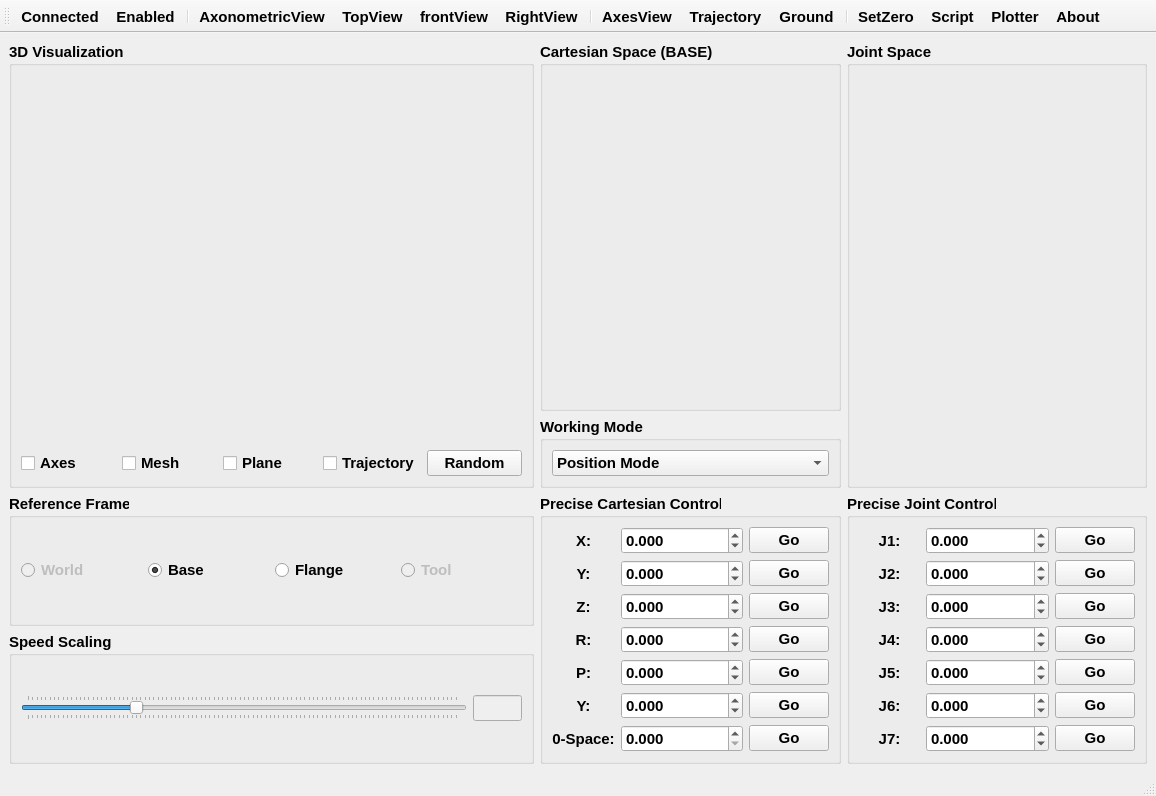
thinkexist1989/rocos-viz, file src/RocosMainWindow.ui: the form before one commit.
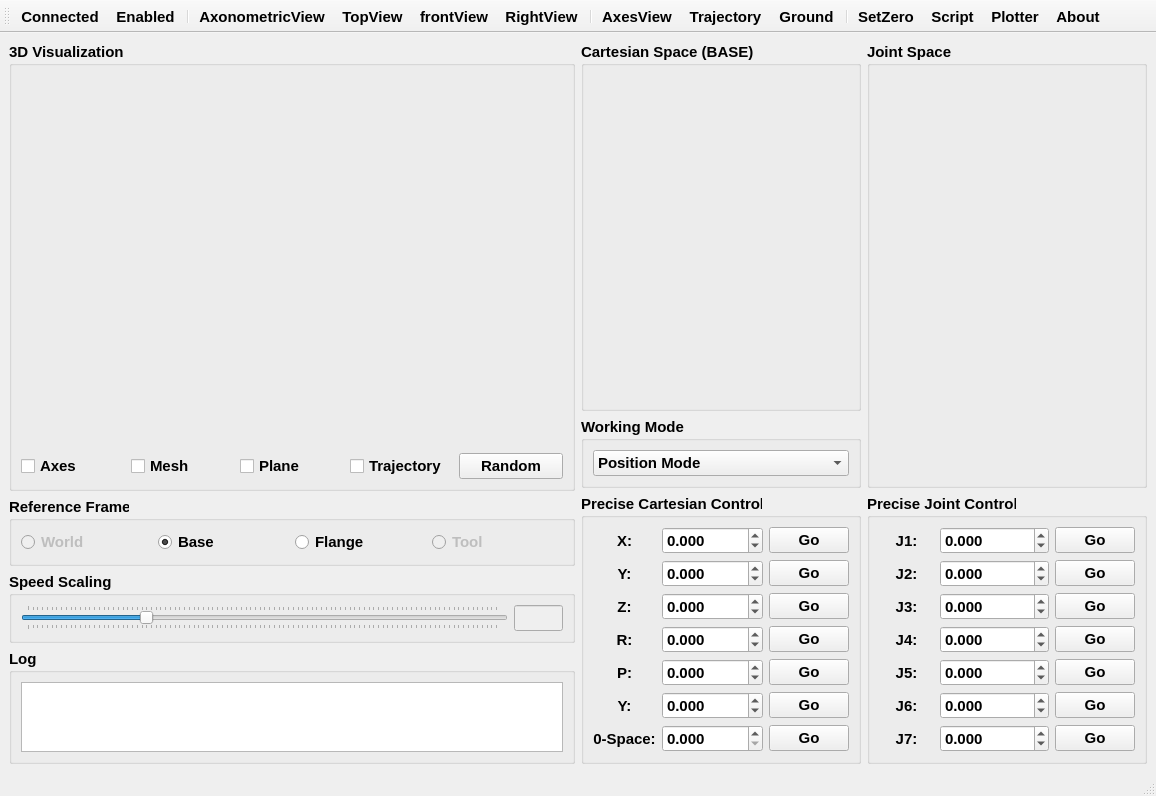
The form after the commit. Icons and pictures are not drawn. Custom widgets are drawn as their Qt base class.

The edit to the form file:
```diff
--- a/src/RocosMainWindow.ui
+++ b/src/RocosMainWindow.ui
@@ -23,312 +23,10 @@
    <string>ROCOS-MainWindow</string>
   </property>
   <widget class="QWidget" name="centralwidget">
-   <layout class="QGridLayout" name="gridLayout_4" rowstretch="8,1,2,2" columnstretch="35,20,20">
-    <item row="2" column="1" rowspan="2">
-     <widget class="QGroupBox" name="preciseCartesianGroupBox">
-      <property name="title">
-       <string>Precise Cartesian Control</string>
-      </property>
-      <layout class="QGridLayout" name="gridLayout_8" columnstretch="3,6,2">
+   <layout class="QGridLayout" name="gridLayout_10">
        <item row="0" column="0">
-        <widget class="QLabel" name="label">
-         <property name="text">
-          <string>X:</string>
-         </property>
-         <property name="alignment">
-          <set>Qt::AlignCenter</set>
-         </property>
-        </widget>
-       </item>
-       <item row="0" column="1">
-        <widget class="QDoubleSpinBox" name="doubleSpinBox">
-         <property name="decimals">
-          <number>3</number>
-         </property>
-         <property name="minimum">
-          <double>-99.989999999999995</double>
-         </property>
-        </widget>
-       </item>
-       <item row="0" column="2">
-        <widget class="QPushButton" name="pushButton_2">
-         <property name="text">
-          <string>Go</string>
-         </property>
-        </widget>
-       </item>
-       <item row="1" column="0">
-        <widget class="QLabel" name="label_2">
-         <property name="text">
-          <string>Y:</string>
-         </property>
-         <property name="alignment">
-          <set>Qt::AlignCenter</set>
-         </property>
-        </widget>
-       </item>
-       <item row="1" column="1">
-        <widget class="QDoubleSpinBox" name="doubleSpinBox_2">
-         <property name="decimals">
-          <number>3</number>
-         </property>
-         <property name="minimum">
-          <double>-99.989999999999995</double>
-         </property>
-        </widget>
-       </item>
-       <item row="1" column="2">
-        <widget class="QPushButton" name="pushButton_3">
-         <property name="text">
-          <string>Go</string>
-         </property>
-        </widget>
-       </item>
-       <item row="2" column="0">
-        <widget class="QLabel" name="label_3">
-         <property name="text">
-          <string>Z:</string>
-         </property>
-         <property name="alignment">
-          <set>Qt::AlignCenter</set>
-         </property>
-        </widget>
-       </item>
-       <item row="2" column="1">
-        <widget class="QDoubleSpinBox" name="doubleSpinBox_3">
-         <property name="decimals">
-          <number>3</number>
-         </property>
-         <property name="minimum">
-          <double>-99.989999999999995</double>
-         </property>
-        </widget>
-       </item>
-       <item row="2" column="2">
-        <widget class="QPushButton" name="pushButton_4">
-         <property name="text">
-          <string>Go</string>
-         </property>
-        </widget>
-       </item>
-       <item row="3" column="0">
-        <widget class="QLabel" name="label_4">
-         <property name="text">
-          <string>R:</string>
-         </property>
-         <property name="alignment">
-          <set>Qt::AlignCenter</set>
-         </property>
-        </widget>
-       </item>
-       <item row="3" column="1">
-        <widget class="QDoubleSpinBox" name="doubleSpinBox_4">
-         <property name="decimals">
-          <number>3</number>
-         </property>
-         <property name="minimum">
-          <double>-99.989999999999995</double>
-         </property>
-        </widget>
-       </item>
-       <item row="3" column="2">
-        <widget class="QPushButton" name="pushButton_5">
-         <property name="text">
-          <string>Go</string>
-         </property>
-        </widget>
-       </item>
-       <item row="4" column="0">
-        <widget class="QLabel" name="label_5">
-         <property name="text">
-          <string>P:</string>
-         </property>
-         <property name="alignment">
-          <set>Qt::AlignCenter</set>
-         </property>
-        </widget>
-       </item>
-       <item row="4" column="1">
-        <widget class="QDoubleSpinBox" name="doubleSpinBox_5">
-         <property name="decimals">
-          <number>3</number>
-         </property>
-         <property name="minimum">
-          <double>-99.989999999999995</double>
-         </property>
-        </widget>
-       </item>
-       <item row="4" column="2">
-        <widget class="QPushButton" name="pushButton_6">
-         <property name="text">
-          <string>Go</string>
-         </property>
-        </widget>
-       </item>
-       <item row="5" column="0">
-        <widget class="QLabel" name="label_6">
-         <property name="text">
-          <string>Y:</string>
-         </property>
-         <property name="alignment">
-          <set>Qt::AlignCenter</set>
-         </property>
-        </widget>
-       </item>
-       <item row="5" column="1">
-        <widget class="QDoubleSpinBox" name="doubleSpinBox_6">
-         <property name="decimals">
-          <number>3</number>
-         </property>
-         <property name="minimum">
-          <double>-99.989999999999995</double>
-         </property>
-        </widget>
-       </item>
-       <item row="5" column="2">
-        <widget class="QPushButton" name="pushButton_7">
-         <property name="text">
-          <string>Go</string>
-         </property>
-        </widget>
-       </item>
-       <item row="6" column="0">
-        <widget class="QLabel" name="label_14">
-         <property name="text">
-          <string>0-Space:</string>
-         </property>
-         <property name="alignment">
-          <set>Qt::AlignCenter</set>
-         </property>
-        </widget>
-       </item>
-       <item row="6" column="1">
-        <widget class="QDoubleSpinBox" name="doubleSpinBox_14">
-         <property name="decimals">
-          <number>3</number>
-         </property>
-        </widget>
-       </item>
-       <item row="6" column="2">
-        <widget class="QPushButton" name="pushButton_15">
-         <property name="text">
-          <string>Go</string>
-         </property>
-        </widget>
-       </item>
-      </layout>
-     </widget>
-    </item>
-    <item row="1" column="1">
-     <widget class="QGroupBox" name="workModeGroupBox">
-      <property name="title">
-       <string>Working Mode</string>
-      </property>
-      <layout class="QGridLayout" name="gridLayout_6">
-       <item row="0" column="0">
-        <widget class="QComboBox" name="workingModeBox">
-         <property name="sizePolicy">
-          <sizepolicy hsizetype="Preferred" vsizetype="Preferred">
-           <horstretch>0</horstretch>
-           <verstretch>0</verstretch>
-          </sizepolicy>
-         </property>
+     <layout class="QVBoxLayout" name="verticalLayout" stretch="8,1,1,1">
          <item>
-          <property name="text">
-           <string>Position Mode</string>
-          </property>
-         </item>
-         <item>
-          <property name="text">
-           <string>Velocity Mode</string>
-          </property>
-         </item>
-         <item>
-          <property name="text">
-           <string>Torque Mode</string>
-          </property>
-         </item>
-         <item>
-          <property name="text">
-           <string>Joint Impedance Mode</string>
-          </property>
-         </item>
-         <item>
-          <property name="text">
-           <string>Cartisian Impedance Mode</string>
-          </property>
-         </item>
-        </widget>
-       </item>
-      </layout>
-     </widget>
-    </item>
-    <item row="0" column="2" rowspan="2">
-     <widget class="QGroupBox" name="jointGroupBox">
-      <property name="title">
-       <string>Joint Space</string>
-      </property>
-      <layout class="QGridLayout" name="gridLayout_2">
-       <item row="0" column="0">
-        <widget class="JointPositionWidget" name="Joint1PosWidget" native="true"/>
-       </item>
-       <item row="1" column="0">
-        <widget class="JointPositionWidget" name="Joint2PosWidget" native="true"/>
-       </item>
-       <item row="2" column="0">
-        <widget class="JointPositionWidget" name="Joint3PosWidget" native="true"/>
-       </item>
-       <item row="3" column="0">
-        <widget class="JointPositionWidget" name="Joint4PosWidget" native="true"/>
-       </item>
-       <item row="4" column="0">
-        <widget class="JointPositionWidget" name="Joint5PosWidget" native="true"/>
-       </item>
-       <item row="5" column="0">
-        <widget class="JointPositionWidget" name="Joint6PosWidget" native="true"/>
-       </item>
-       <item row="6" column="0">
-        <widget class="JointPositionWidget" name="Joint7PosWidget" native="true"/>
-       </item>
-      </layout>
-     </widget>
-    </item>
-    <item row="3" column="0">
-     <widget class="QGroupBox" name="groupBox_5">
-      <property name="title">
-       <string>Speed Scaling</string>
-      </property>
-      <layout class="QGridLayout" name="gridLayout_7" columnstretch="9,1">
-       <item row="0" column="0">
-        <widget class="QSlider" name="speedSlider">
-         <property name="minimum">
-          <number>1</number>
-         </property>
-         <property name="maximum">
-          <number>999</number>
-         </property>
-         <property name="value">
-          <number>250</number>
-         </property>
-         <property name="orientation">
-          <enum>Qt::Horizontal</enum>
-         </property>
-         <property name="tickPosition">
-          <enum>QSlider::TicksBothSides</enum>
-         </property>
-        </widget>
-       </item>
-       <item row="0" column="1">
-        <widget class="QLineEdit" name="speedPercent">
-         <property name="enabled">
-          <bool>false</bool>
-         </property>
-        </widget>
-       </item>
-      </layout>
-     </widget>
-    </item>
-    <item row="0" column="0" rowspan="2">
      <widget class="QGroupBox" name="visualGroupBox">
       <property name="title">
        <string>3D Visualization</string>
@@ -381,34 +79,7 @@
       </layout>
      </widget>
     </item>
-    <item row="0" column="1">
-     <widget class="QGroupBox" name="cartesianGroupBox">
-      <property name="title">
-       <string>Cartesian Space (BASE)</string>
-      </property>
-      <layout class="QGridLayout" name="gridLayout_3">
-       <item row="1" column="0">
-        <widget class="CartesianPositionWidget" name="cartesianYWidget" native="true"/>
-       </item>
-       <item row="4" column="0">
-        <widget class="CartesianPositionWidget" name="cartesianPitchWidget" native="true"/>
-       </item>
-       <item row="0" column="0">
-        <widget class="CartesianPositionWidget" name="cartesianXWidget" native="true"/>
-       </item>
-       <item row="2" column="0">
-        <widget class="CartesianPositionWidget" name="cartesianZWidget" native="true"/>
-       </item>
-       <item row="3" column="0">
-        <widget class="CartesianPositionWidget" name="cartesianRollWidget" native="true"/>
-       </item>
-       <item row="5" column="0">
-        <widget class="CartesianPositionWidget" name="cartesianYawWidget" native="true"/>
-       </item>
-      </layout>
-     </widget>
-    </item>
-    <item row="2" column="0">
+      <item>
      <widget class="QGroupBox" name="FrameGroupBox">
       <property name="title">
        <string>Reference Frame</string>
@@ -457,8 +128,388 @@
       </layout>
      </widget>
     </item>
-    <item row="2" column="2" rowspan="2">
+      <item>
+       <widget class="QGroupBox" name="groupBox_5">
+        <property name="title">
+         <string>Speed Scaling</string>
+        </property>
+        <layout class="QHBoxLayout" name="horizontalLayout" stretch="10,1">
+         <item>
+          <widget class="QSlider" name="speedSlider">
+           <property name="minimum">
+            <number>1</number>
+           </property>
+           <property name="maximum">
+            <number>999</number>
+           </property>
+           <property name="value">
+            <number>250</number>
+           </property>
+           <property name="orientation">
+            <enum>Qt::Horizontal</enum>
+           </property>
+           <property name="tickPosition">
+            <enum>QSlider::TicksBothSides</enum>
+           </property>
+          </widget>
+         </item>
+         <item>
+          <widget class="QLineEdit" name="speedPercent">
+           <property name="enabled">
+            <bool>false</bool>
+           </property>
+          </widget>
+         </item>
+        </layout>
+       </widget>
+      </item>
+      <item>
+       <widget class="QGroupBox" name="logGroupBox">
+        <property name="title">
+         <string>Log</string>
+        </property>
+        <layout class="QGridLayout" name="gridLayout_4">
+         <item row="0" column="0">
+          <widget class="QPlainTextEdit" name="logEdit"/>
+         </item>
+        </layout>
+       </widget>
+      </item>
+     </layout>
+    </item>
+    <item row="0" column="1">
+     <layout class="QGridLayout" name="gridLayout_7" rowstretch="6,1,3" rowminimumheight="0,0,0">
+      <item row="0" column="0">
+       <widget class="QGroupBox" name="cartesianGroupBox">
+        <property name="maximumSize">
+         <size>
+          <width>400</width>
+          <height>16777215</height>
+         </size>
+        </property>
+        <property name="title">
+         <string>Cartesian Space (BASE)</string>
+        </property>
+        <layout class="QGridLayout" name="gridLayout_3">
+         <item row="4" column="0">
+          <widget class="CartesianPositionWidget" name="cartesianPitchWidget" native="true"/>
+         </item>
+         <item row="5" column="0">
+          <widget class="CartesianPositionWidget" name="cartesianYawWidget" native="true"/>
+         </item>
+         <item row="0" column="0">
+          <widget class="CartesianPositionWidget" name="cartesianXWidget" native="true"/>
+         </item>
+         <item row="3" column="0">
+          <widget class="CartesianPositionWidget" name="cartesianRollWidget" native="true"/>
+         </item>
+         <item row="2" column="0">
+          <widget class="CartesianPositionWidget" name="cartesianZWidget" native="true"/>
+         </item>
+         <item row="1" column="0">
+          <widget class="CartesianPositionWidget" name="cartesianYWidget" native="true"/>
+         </item>
+        </layout>
+       </widget>
+      </item>
+      <item row="0" column="1" rowspan="2">
+       <widget class="QGroupBox" name="jointGroupBox">
+        <property name="maximumSize">
+         <size>
+          <width>400</width>
+          <height>16777215</height>
+         </size>
+        </property>
+        <property name="title">
+         <string>Joint Space</string>
+        </property>
+        <layout class="QGridLayout" name="gridLayout_2">
+         <property name="sizeConstraint">
+          <enum>QLayout::SetDefaultConstraint</enum>
+         </property>
+         <item row="0" column="0">
+          <widget class="JointPositionWidget" name="Joint1PosWidget" native="true"/>
+         </item>
+         <item row="1" column="0">
+          <widget class="JointPositionWidget" name="Joint2PosWidget" native="true"/>
+         </item>
+         <item row="2" column="0">
+          <widget class="JointPositionWidget" name="Joint3PosWidget" native="true"/>
+         </item>
+         <item row="3" column="0">
+          <widget class="JointPositionWidget" name="Joint4PosWidget" native="true"/>
+         </item>
+         <item row="4" column="0">
+          <widget class="JointPositionWidget" name="Joint5PosWidget" native="true"/>
+         </item>
+         <item row="5" column="0">
+          <widget class="JointPositionWidget" name="Joint6PosWidget" native="true"/>
+         </item>
+         <item row="6" column="0">
+          <widget class="JointPositionWidget" name="Joint7PosWidget" native="true"/>
+         </item>
+        </layout>
+       </widget>
+      </item>
+      <item row="1" column="0">
+       <widget class="QGroupBox" name="workModeGroupBox">
+        <property name="maximumSize">
+         <size>
+          <width>400</width>
+          <height>16777215</height>
+         </size>
+        </property>
+        <property name="title">
+         <string>Working Mode</string>
+        </property>
+        <layout class="QGridLayout" name="gridLayout_6">
+         <item row="0" column="0">
+          <widget class="QComboBox" name="workingModeBox">
+           <property name="sizePolicy">
+            <sizepolicy hsizetype="Preferred" vsizetype="Preferred">
+             <horstretch>0</horstretch>
+             <verstretch>0</verstretch>
+            </sizepolicy>
+           </property>
+           <item>
+            <property name="text">
+             <string>Position Mode</string>
+            </property>
+           </item>
+           <item>
+            <property name="text">
+             <string>Velocity Mode</string>
+            </property>
+           </item>
+           <item>
+            <property name="text">
+             <string>Torque Mode</string>
+            </property>
+           </item>
+           <item>
+            <property name="text">
+             <string>Joint Impedance Mode</string>
+            </property>
+           </item>
+           <item>
+            <property name="text">
+             <string>Cartisian Impedance Mode</string>
+            </property>
+           </item>
+          </widget>
+         </item>
+        </layout>
+       </widget>
+      </item>
+      <item row="2" column="0">
+       <widget class="QGroupBox" name="preciseCartesianGroupBox">
+        <property name="maximumSize">
+         <size>
+          <width>400</width>
+          <height>16777215</height>
+         </size>
+        </property>
+        <property name="title">
+         <string>Precise Cartesian Control</string>
+        </property>
+        <layout class="QGridLayout" name="gridLayout_8" columnstretch="3,6,2">
+         <item row="2" column="0">
+          <widget class="QLabel" name="label_3">
+           <property name="text">
+            <string>Z:</string>
+           </property>
+           <property name="alignment">
+            <set>Qt::AlignCenter</set>
+           </property>
+          </widget>
+         </item>
+         <item row="1" column="1">
+          <widget class="QDoubleSpinBox" name="doubleSpinBox_2">
+           <property name="decimals">
+            <number>3</number>
+           </property>
+           <property name="minimum">
+            <double>-99.989999999999995</double>
+           </property>
+          </widget>
+         </item>
+         <item row="0" column="0">
+          <widget class="QLabel" name="label">
+           <property name="text">
+            <string>X:</string>
+           </property>
+           <property name="alignment">
+            <set>Qt::AlignCenter</set>
+           </property>
+          </widget>
+         </item>
+         <item row="6" column="2">
+          <widget class="QPushButton" name="pushButton_15">
+           <property name="text">
+            <string>Go</string>
+           </property>
+          </widget>
+         </item>
+         <item row="5" column="2">
+          <widget class="QPushButton" name="pushButton_7">
+           <property name="text">
+            <string>Go</string>
+           </property>
+          </widget>
+         </item>
+         <item row="2" column="2">
+          <widget class="QPushButton" name="pushButton_4">
+           <property name="text">
+            <string>Go</string>
+           </property>
+          </widget>
+         </item>
+         <item row="3" column="1">
+          <widget class="QDoubleSpinBox" name="doubleSpinBox_4">
+           <property name="decimals">
+            <number>3</number>
+           </property>
+           <property name="minimum">
+            <double>-99.989999999999995</double>
+           </property>
+          </widget>
+         </item>
+         <item row="4" column="0">
+          <widget class="QLabel" name="label_5">
+           <property name="text">
+            <string>P:</string>
+           </property>
+           <property name="alignment">
+            <set>Qt::AlignCenter</set>
+           </property>
+          </widget>
+         </item>
+         <item row="1" column="0">
+          <widget class="QLabel" name="label_2">
+           <property name="text">
+            <string>Y:</string>
+           </property>
+           <property name="alignment">
+            <set>Qt::AlignCenter</set>
+           </property>
+          </widget>
+         </item>
+         <item row="3" column="0">
+          <widget class="QLabel" name="label_4">
+           <property name="text">
+            <string>R:</string>
+           </property>
+           <property name="alignment">
+            <set>Qt::AlignCenter</set>
+           </property>
+          </widget>
+         </item>
+         <item row="0" column="2">
+          <widget class="QPushButton" name="pushButton_2">
+           <property name="text">
+            <string>Go</string>
+           </property>
+          </widget>
+         </item>
+         <item row="6" column="1">
+          <widget class="QDoubleSpinBox" name="doubleSpinBox_14">
+           <property name="decimals">
+            <number>3</number>
+           </property>
+          </widget>
+         </item>
+         <item row="0" column="1">
+          <widget class="QDoubleSpinBox" name="doubleSpinBox">
+           <property name="decimals">
+            <number>3</number>
+           </property>
+           <property name="minimum">
+            <double>-99.989999999999995</double>
+           </property>
+          </widget>
+         </item>
+         <item row="4" column="1">
+          <widget class="QDoubleSpinBox" name="doubleSpinBox_5">
+           <property name="decimals">
+            <number>3</number>
+           </property>
+           <property name="minimum">
+            <double>-99.989999999999995</double>
+           </property>
+          </widget>
+         </item>
+         <item row="5" column="0">
+          <widget class="QLabel" name="label_6">
+           <property name="text">
+            <string>Y:</string>
+           </property>
+           <property name="alignment">
+            <set>Qt::AlignCenter</set>
+           </property>
+          </widget>
+         </item>
+         <item row="6" column="0">
+          <widget class="QLabel" name="label_14">
+           <property name="text">
+            <string>0-Space:</string>
+           </property>
+           <property name="alignment">
+            <set>Qt::AlignCenter</set>
+           </property>
+          </widget>
+         </item>
+         <item row="3" column="2">
+          <widget class="QPushButton" name="pushButton_5">
+           <property name="text">
+            <string>Go</string>
+           </property>
+          </widget>
+         </item>
+         <item row="1" column="2">
+          <widget class="QPushButton" name="pushButton_3">
+           <property name="text">
+            <string>Go</string>
+           </property>
+          </widget>
+         </item>
+         <item row="2" column="1">
+          <widget class="QDoubleSpinBox" name="doubleSpinBox_3">
+           <property name="decimals">
+            <number>3</number>
+           </property>
+           <property name="minimum">
+            <double>-99.989999999999995</double>
+           </property>
+          </widget>
+         </item>
+         <item row="5" column="1">
+          <widget class="QDoubleSpinBox" name="doubleSpinBox_6">
+           <property name="decimals">
+            <number>3</number>
+           </property>
+           <property name="minimum">
+            <double>-99.989999999999995</double>
+           </property>
+          </widget>
+         </item>
+         <item row="4" column="2">
+          <widget class="QPushButton" name="pushButton_6">
+           <property name="text">
+            <string>Go</string>
+           </property>
+          </widget>
+         </item>
+        </layout>
+       </widget>
+      </item>
+      <item row="2" column="1">
      <widget class="QGroupBox" name="preciseJointGroupBox">
+        <property name="maximumSize">
+         <size>
+          <width>400</width>
+          <height>16777215</height>
+         </size>
+        </property>
       <property name="title">
        <string>Precise Joint Control</string>
       </property>
@@ -675,6 +726,8 @@
        </item>
       </layout>
      </widget>
+      </item>
+     </layout>
     </item>
    </layout>
   </widget>
```
Lines whose indentation alone changed are shown as unchanged.
